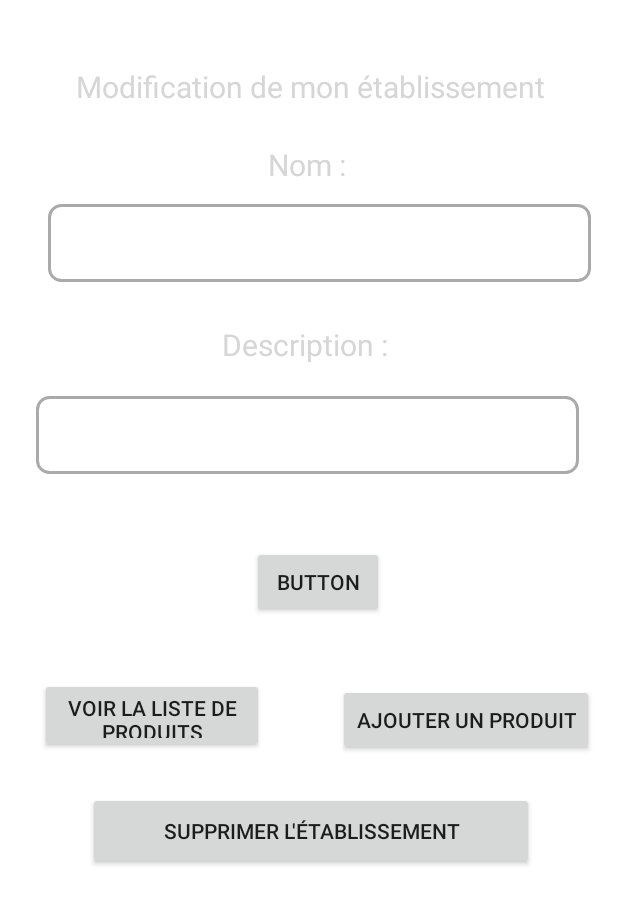
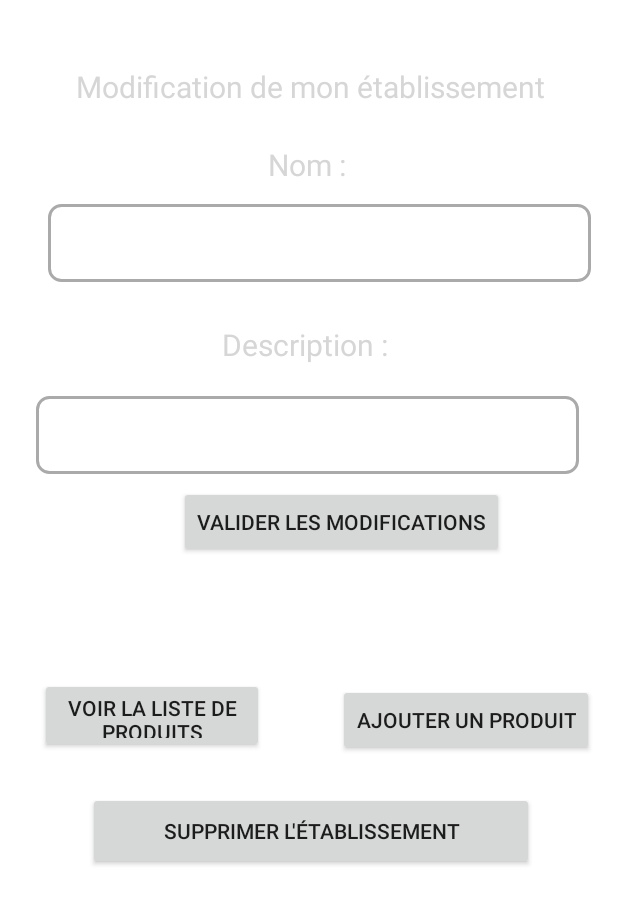
Before and after one commit to Vranox/LocalFarm, an Android app: the MyEstablishementActivity screen opened directly, with no data from a screen before it, on a phone screen of 412 x 824 dp. Shown: the top 904 px of the screen. Run offline under Robolectric (Android 15) with nearby library versions, the phone set to English and light mode, and no system bars; our stand-ins replace Firebase (no records; nobody signed in at launch, a user with empty details on screens opened directly); Roboto replaces fonts that are not available here.

Commit message:
Modifications

```diff
--- a/app/src/main/java/com/example/localfarm/activity/MyEstablishementActivity.java
+++ b/app/src/main/java/com/example/localfarm/activity/MyEstablishementActivity.java
@@ -65,13 +65,14 @@ public class MyEstablishementActivity extends Activity {
 
             @Override
             public void onCancelled(@NonNull DatabaseError error) {
-                Toast.makeText(MyEstablishementActivity.this, "Erreur lors de la récupération des comptes", Toast.LENGTH_SHORT).show();
+                Toast.makeText(MyEstablishementActivity.this, "Erreur lors de la récupération de l'établissement", Toast.LENGTH_SHORT).show();
             }
         });
 
-        // Vous pouvez réutiliser l'objet `establishment` et le modifier plus tard dans le code si nécessaire
-        if (establishment != null) {
-            // Faites quelque chose avec `establishment`
-        }
+
+        //Set-up le comportement du bouton validation des modifications
+
+
     }
+
 }
--- a/app/src/main/res/layout/myestablishement_layout.xml
+++ b/app/src/main/res/layout/myestablishement_layout.xml
@@ -97,12 +97,12 @@
         app:layout_constraintTop_toTopOf="parent" />
 
     <Button
-        android:id="@+id/button2"
+        android:id="@+id/valid_modifications"
         android:layout_width="wrap_content"
         android:layout_height="wrap_content"
-        android:layout_marginTop="364dp"
-        android:layout_marginEnd="156dp"
-        android:text="Button"
+        android:layout_marginTop="324dp"
+        android:layout_marginEnd="76dp"
+        android:text="Valider les modifications"
         app:layout_constraintEnd_toEndOf="parent"
         app:layout_constraintTop_toTopOf="parent" />
 
```
